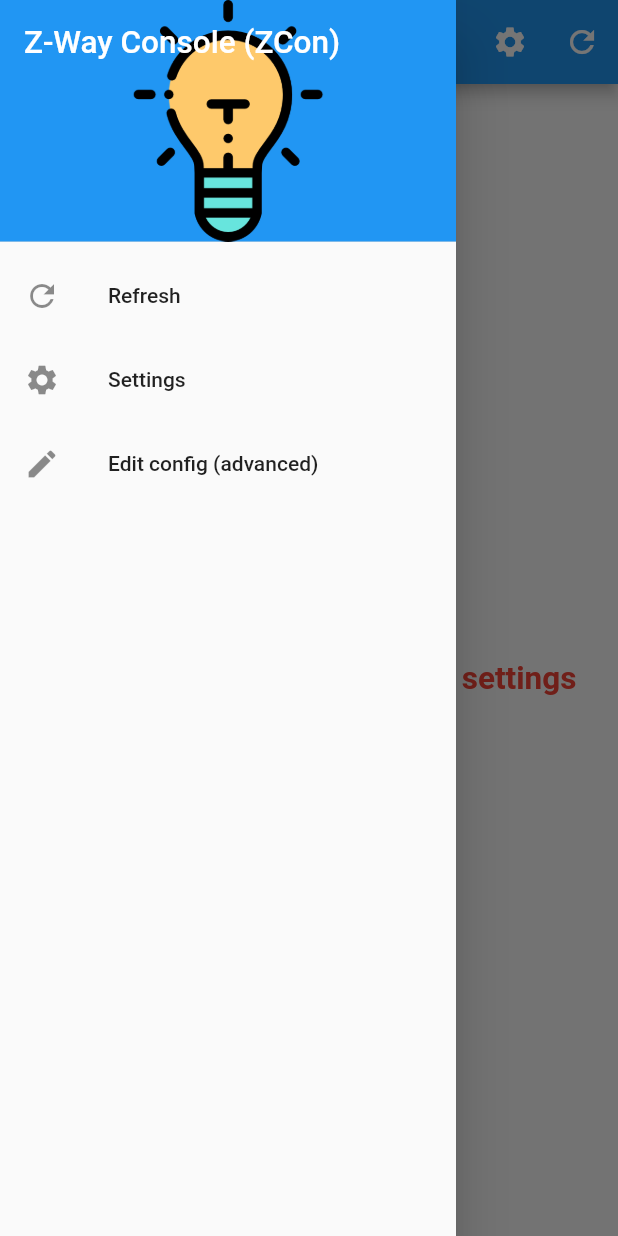
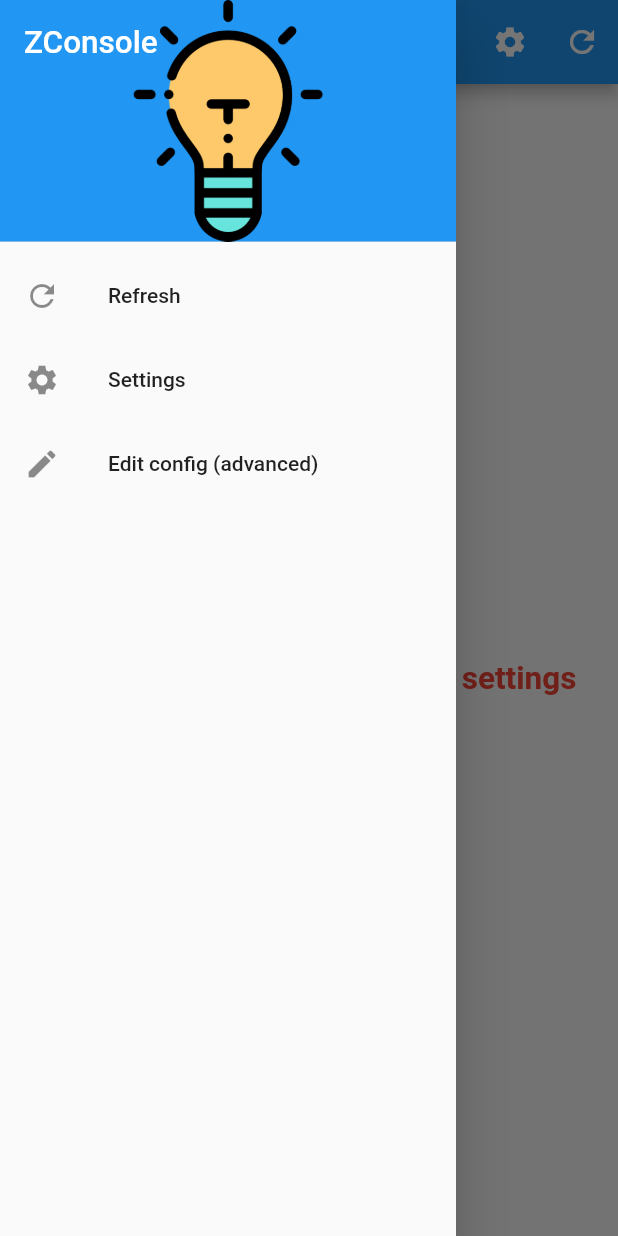
Before and after one commit to vvvy/zcon, a Flutter app: the screen it shows after launch, with the side drawer open, on a phone screen of 412 x 824 dp. Run offline on Flutter 3.47's test engine with Material 2 defaults, Android fonts, the phone set to English and light mode, and no system bars; our stand-ins replace shared_preferences.

Commit message:
App name changed to ZConsole

```diff
--- a/lib/main.dart
+++ b/lib/main.dart
@@ -47,7 +47,7 @@ class ZConAppState extends State<ZConApp> with WidgetsBindingObserver {
     return ScopedModel<L10nModel>(
       model: _l10nModel,
       child: ScopedModelDescendant<L10nModel>(builder: (context, child, l10nModel) => MaterialApp(
-        title: "Z-Way Console",
+        title: "ZConsole",
         localizationsDelegates: [
           //app-specific localization delegates
           ...l10nModel.locales.list,
@@ -69,7 +69,7 @@ class ZConAppState extends State<ZConApp> with WidgetsBindingObserver {
                       padding: EdgeInsets.zero,
                       children: <Widget>[
                         DrawerHeader(
-                          child: Text('Z-Way Console (ZCon)', textScaleFactor: 1.5, style: TextStyle(color: Colors.white)),
+                          child: Text('ZConsole', textScaleFactor: 1.5, style: TextStyle(color: Colors.white)),
                           decoration: BoxDecoration(
                               color: Colors.blue,
                               image: const DecorationImage(image: AssetImage("assets/icon/lamp.png"))
--- a/pubspec.yaml
+++ b/pubspec.yaml
@@ -1,5 +1,5 @@
 name: zcon
-description: Mobile Z-Way console
+description: Mobile Z-Wave Console
 
 # The following line prevents the package from being accidentally published to
 # pub.dev using `pub publish`. This is preferred for private packages.
```
Also changed, not shown: 3 other files.
